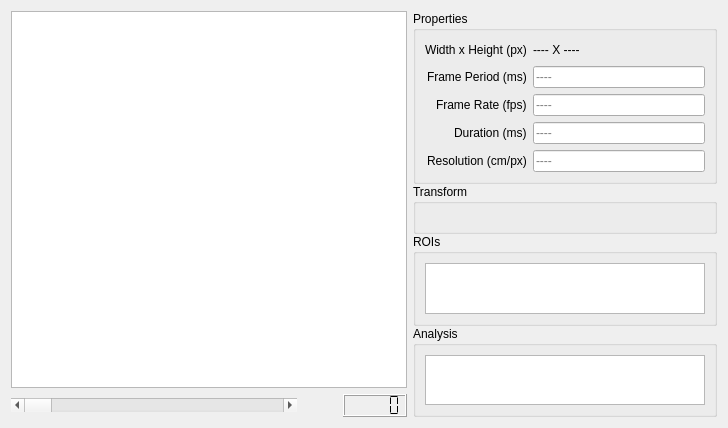
Old version of the form src/ui/KairoSightWidgetTIFFpyqtgraph.ui in the repository kairosight/KairoSight.
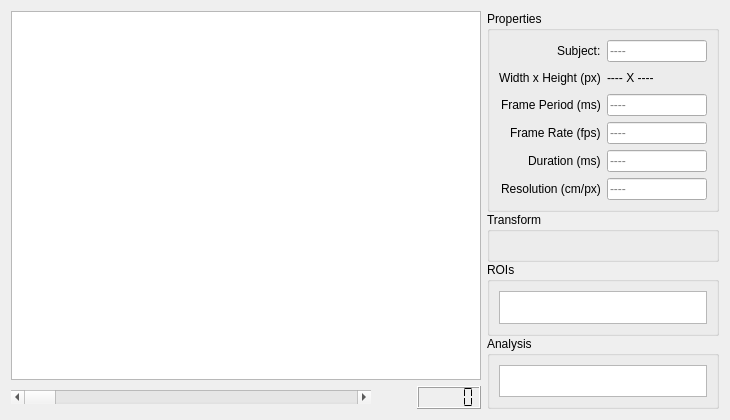
New version of the form. Custom widgets are drawn as their Qt base class.

Diff of the .ui file:
```diff
--- a/src/ui/KairoSightWidgetTIFFpyqtgraph.ui
+++ b/src/ui/KairoSightWidgetTIFFpyqtgraph.ui
@@ -6,8 +6,8 @@
    <rect>
     <x>0</x>
     <y>0</y>
-    <width>728</width>
-    <height>428</height>
+    <width>730</width>
+    <height>420</height>
    </rect>
   </property>
   <property name="sizePolicy">
@@ -91,7 +91,7 @@
      <item>
       <widget class="QGroupBox" name="groupBoxProperties">
        <property name="sizePolicy">
-        <sizepolicy hsizetype="Preferred" vsizetype="Fixed">
+        <sizepolicy hsizetype="Fixed" vsizetype="Fixed">
          <horstretch>0</horstretch>
          <verstretch>0</verstretch>
         </sizepolicy>
@@ -114,14 +114,14 @@
           <property name="formAlignment">
            <set>Qt::AlignLeading|Qt::AlignLeft|Qt::AlignTop</set>
           </property>
-          <item row="0" column="0">
+          <item row="1" column="0">
            <widget class="QLabel" name="SizeLabel">
             <property name="text">
              <string>Width x Height (px)</string>
             </property>
            </widget>
           </item>
-          <item row="0" column="1">
+          <item row="1" column="1">
            <widget class="QLabel" name="SizeLabelEdit">
             <property name="sizePolicy">
              <sizepolicy hsizetype="Ignored" vsizetype="Preferred">
@@ -140,21 +140,21 @@
             </property>
            </widget>
           </item>
-          <item row="3" column="0">
+          <item row="4" column="0">
            <widget class="QLabel" name="durationMsLabel">
             <property name="text">
              <string>Duration (ms)</string>
             </property>
            </widget>
           </item>
-          <item row="1" column="0">
+          <item row="2" column="0">
            <widget class="QLabel" name="framePeriodMsLabel">
             <property name="text">
              <string>Frame Period (ms)</string>
             </property>
            </widget>
           </item>
-          <item row="1" column="1">
+          <item row="2" column="1">
            <widget class="QLineEdit" name="framePeriodMsLineEdit">
             <property name="sizePolicy">
              <sizepolicy hsizetype="Ignored" vsizetype="Preferred">
@@ -164,23 +164,29 @@
             </property>
             <property name="minimumSize">
              <size>
-              <width>150</width>
+              <width>100</width>
               <height>20</height>
              </size>
             </property>
+            <property name="maximumSize">
+             <size>
+              <width>150</width>
+              <height>16777215</height>
+             </size>
+            </property>
             <property name="placeholderText">
              <string>----</string>
             </property>
            </widget>
           </item>
-          <item row="2" column="0">
+          <item row="3" column="0">
            <widget class="QLabel" name="frameRateLabel">
             <property name="text">
              <string>Frame Rate (fps)</string>
             </property>
            </widget>
           </item>
-          <item row="2" column="1">
+          <item row="3" column="1">
            <widget class="QLineEdit" name="frameRateLineEdit">
             <property name="enabled">
              <bool>true</bool>
@@ -193,10 +199,16 @@
             </property>
             <property name="minimumSize">
              <size>
-              <width>150</width>
+              <width>100</width>
               <height>20</height>
              </size>
             </property>
+            <property name="maximumSize">
+             <size>
+              <width>150</width>
+              <height>16777215</height>
+             </size>
+            </property>
             <property name="baseSize">
              <size>
               <width>0</width>
@@ -211,26 +223,32 @@
             </property>
            </widget>
           </item>
-          <item row="3" column="1">
-           <widget class="QLineEdit" name="durationMsLineEdit">
-            <property name="sizePolicy">
-             <sizepolicy hsizetype="Ignored" vsizetype="Preferred">
-              <horstretch>0</horstretch>
-              <verstretch>0</verstretch>
-             </sizepolicy>
-            </property>
-            <property name="minimumSize">
-             <size>
-              <width>150</width>
-              <height>20</height>
-             </size>
-            </property>
-            <property name="placeholderText">
-             <string>----</string>
-            </property>
-           </widget>
-          </item>
           <item row="4" column="1">
+           <widget class="QLineEdit" name="durationMsLineEdit">
+            <property name="sizePolicy">
+             <sizepolicy hsizetype="Ignored" vsizetype="Preferred">
+              <horstretch>0</horstretch>
+              <verstretch>0</verstretch>
+             </sizepolicy>
+            </property>
+            <property name="minimumSize">
+             <size>
+              <width>100</width>
+              <height>20</height>
+             </size>
+            </property>
+            <property name="maximumSize">
+             <size>
+              <width>150</width>
+              <height>16777215</height>
+             </size>
+            </property>
+            <property name="placeholderText">
+             <string>----</string>
+            </property>
+           </widget>
+          </item>
+          <item row="5" column="1">
            <widget class="QLineEdit" name="resolutionLineEdit">
             <property name="sizePolicy">
              <sizepolicy hsizetype="Ignored" vsizetype="Preferred">
@@ -240,22 +258,60 @@
             </property>
             <property name="minimumSize">
              <size>
-              <width>150</width>
+              <width>100</width>
               <height>20</height>
              </size>
             </property>
+            <property name="maximumSize">
+             <size>
+              <width>150</width>
+              <height>16777215</height>
+             </size>
+            </property>
             <property name="placeholderText">
              <string>----</string>
             </property>
            </widget>
           </item>
-          <item row="4" column="0">
+          <item row="5" column="0">
            <widget class="QLabel" name="resolutionLabel">
             <property name="text">
              <string>Resolution (cm/px)</string>
             </property>
            </widget>
           </item>
+          <item row="0" column="0">
+           <widget class="QLabel" name="subjectLabel">
+            <property name="text">
+             <string>Subject:</string>
+            </property>
+           </widget>
+          </item>
+          <item row="0" column="1">
+           <widget class="QLineEdit" name="subjectLineEdit">
+            <property name="sizePolicy">
+             <sizepolicy hsizetype="Ignored" vsizetype="Preferred">
+              <horstretch>0</horstretch>
+              <verstretch>0</verstretch>
+             </sizepolicy>
+            </property>
+            <property name="minimumSize">
+             <size>
+              <width>100</width>
+              <height>20</height>
+             </size>
+            </property>
+            <property name="maximumSize">
+             <size>
+              <width>150</width>
+              <height>16777215</height>
+             </size>
+            </property>
+            <property name="placeholderText">
+             <string>----</string>
+            </property>
+           </widget>
+          </item>
          </layout>
         </item>
        </layout>
@@ -269,6 +325,12 @@
          <verstretch>0</verstretch>
         </sizepolicy>
        </property>
+       <property name="minimumSize">
+        <size>
+         <width>0</width>
+         <height>20</height>
+        </size>
+       </property>
        <property name="maximumSize">
         <size>
          <width>16777215</width>
@@ -283,6 +345,12 @@
      </item>
      <item>
       <widget class="QGroupBox" name="groupBoxROIs">
+       <property name="sizePolicy">
+        <sizepolicy hsizetype="Preferred" vsizetype="Preferred">
+         <horstretch>0</horstretch>
+         <verstretch>0</verstretch>
+        </sizepolicy>
+       </property>
        <property name="title">
         <string>ROIs</string>
        </property>
@@ -297,7 +365,7 @@
           </property>
           <property name="minimumSize">
            <size>
-            <width>280</width>
+            <width>100</width>
             <height>10</height>
            </size>
           </property>
@@ -329,6 +397,12 @@
      </item>
      <item>
       <widget class="QGroupBox" name="groupBoxAnalysis">
+       <property name="sizePolicy">
+        <sizepolicy hsizetype="Preferred" vsizetype="Preferred">
+         <horstretch>0</horstretch>
+         <verstretch>0</verstretch>
+        </sizepolicy>
+       </property>
        <property name="title">
         <string>Analysis</string>
        </property>
@@ -343,7 +417,7 @@
           </property>
           <property name="minimumSize">
            <size>
-            <width>280</width>
+            <width>100</width>
             <height>10</height>
            </size>
           </property>
```
Left out of the diff: 2 changed lines with no effect on the pictures.
